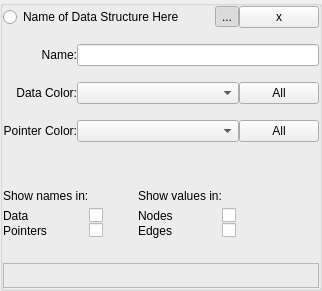
This is src/Interface/GraphPropertiesWidget.ui in KDE/rocs as Qt 5 draws it before an edit. The edited form follows.
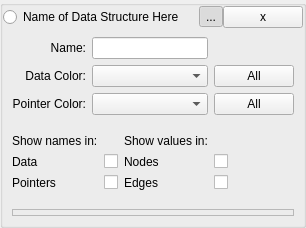
This is the edited form. Custom widgets are drawn as their Qt base class.

Commit message: some fixes in the behaviour of the Graph Layers

```diff
--- a/src/Interface/GraphPropertiesWidget.ui
+++ b/src/Interface/GraphPropertiesWidget.ui
@@ -6,8 +6,8 @@
    <rect>
     <x>0</x>
     <y>0</y>
-    <width>322</width>
-    <height>291</height>
+    <width>293</width>
+    <height>228</height>
    </rect>
   </property>
   <property name="sizePolicy">
@@ -22,17 +22,17 @@
     <height>10000</height>
    </size>
   </property>
-  <layout class="QVBoxLayout" name="verticalLayout">
-   <property name="spacing">
-    <number>0</number>
-   </property>
-   <property name="sizeConstraint">
-    <enum>QLayout::SetNoConstraint</enum>
+  <property name="title">
+   <string/>
+  </property>
+  <layout class="QGridLayout" name="gridLayout_2">
+   <property name="verticalSpacing">
+    <number>0</number>
    </property>
    <property name="margin">
     <number>0</number>
    </property>
-   <item>
+   <item row="0" column="0">
     <layout class="QHBoxLayout" name="horizontalLayout">
      <property name="spacing">
       <number>0</number>
@@ -81,7 +81,7 @@
      </item>
     </layout>
    </item>
-   <item>
+   <item row="1" column="0">
     <widget class="QWidget" name="_editWidget" native="true">
      <property name="maximumSize">
       <size>
@@ -90,12 +90,6 @@
       </size>
      </property>
      <layout class="QGridLayout" name="gridLayout">
-      <property name="margin">
-       <number>0</number>
-      </property>
-      <property name="spacing">
-       <number>0</number>
-      </property>
       <item row="0" column="0">
        <widget class="QLabel" name="label">
         <property name="text">
@@ -106,10 +100,10 @@
         </property>
        </widget>
       </item>
-      <item row="0" column="2" colspan="2">
+      <item row="0" column="1" colspan="3">
        <widget class="KLineEdit" name="_graphName"/>
       </item>
-      <item row="1" column="0" colspan="2">
+      <item row="1" column="0">
        <widget class="QLabel" name="label_2">
         <property name="text">
          <string>Data Color:</string>
@@ -119,7 +113,7 @@
         </property>
        </widget>
       </item>
-      <item row="1" column="2">
+      <item row="1" column="1" colspan="3">
        <widget class="KColorCombo" name="_graphNodeColor">
         <property name="sizePolicy">
          <sizepolicy hsizetype="Expanding" vsizetype="Fixed">
@@ -132,19 +126,6 @@
         </property>
        </widget>
       </item>
-      <item row="1" column="3">
-       <widget class="KPushButton" name="_graphDatumColorApplyNow">
-        <property name="toolTip">
-         <string>Apply the current color to all nodes</string>
-        </property>
-        <property name="whatsThis">
-         <string>Apply the current color to all nodes on the drawing area</string>
-        </property>
-        <property name="text">
-         <string>All</string>
-        </property>
-       </widget>
-      </item>
       <item row="2" column="0">
        <widget class="QLabel" name="label_3">
         <property name="text">
@@ -155,7 +136,7 @@
         </property>
        </widget>
       </item>
-      <item row="2" column="2">
+      <item row="2" column="1" colspan="3">
        <widget class="KColorCombo" name="_graphEdgeColor">
         <property name="sizePolicy">
          <sizepolicy hsizetype="Expanding" vsizetype="Fixed">
@@ -168,98 +149,83 @@
         </property>
        </widget>
       </item>
-      <item row="2" column="3">
-       <widget class="KPushButton" name="_graphPointerColorApplyNow">
-        <property name="toolTip">
-         <string>Apply the current color to all edges</string>
-        </property>
-        <property name="whatsThis">
-         <string>Apply the current color to all edges on the drawing area</string>
-        </property>
-        <property name="text">
-         <string>All</string>
-        </property>
-       </widget>
+      <item row="3" column="1" colspan="4">
+       <widget class="KSeparator" name="kseparator_2"/>
       </item>
-     </layout>
-    </widget>
-   </item>
-   <item>
-    <layout class="QGridLayout" name="gridLayout_2">
-     <item row="1" column="0">
+      <item row="4" column="0" colspan="2">
       <widget class="QLabel" name="label_10">
        <property name="text">
         <string>Show names in:</string>
        </property>
       </widget>
      </item>
-     <item row="2" column="0">
+      <item row="4" column="3">
+       <widget class="QLabel" name="label_12">
+        <property name="text">
+         <string>Show values in:</string>
+        </property>
+       </widget>
+      </item>
+      <item row="5" column="0">
       <widget class="QLabel" name="label_4">
        <property name="text">
         <string>Data</string>
        </property>
       </widget>
      </item>
-     <item row="3" column="0">
-      <widget class="QLabel" name="label_5">
+      <item row="5" column="2">
+       <widget class="QCheckBox" name="_showNodeNames">
        <property name="text">
-        <string>Pointers</string>
+         <string/>
        </property>
       </widget>
      </item>
-     <item row="2" column="2">
+      <item row="5" column="3">
       <widget class="QLabel" name="label_11">
        <property name="text">
         <string>Nodes</string>
        </property>
       </widget>
      </item>
-     <item row="1" column="2">
-      <widget class="QLabel" name="label_12">
-       <property name="text">
-        <string>Show values in:</string>
-       </property>
-      </widget>
-     </item>
-     <item row="3" column="2">
-      <widget class="QLabel" name="label_13">
-       <property name="text">
-        <string>Edges</string>
-       </property>
-      </widget>
-     </item>
-     <item row="0" column="0" colspan="5">
-      <widget class="KSeparator" name="kseparator_2"/>
-     </item>
-     <item row="2" column="1">
-      <widget class="QCheckBox" name="_showNodeNames">
-       <property name="text">
-        <string/>
-       </property>
-      </widget>
-     </item>
-     <item row="2" column="3">
+      <item row="5" column="4">
       <widget class="QCheckBox" name="_showNodeValues">
        <property name="text">
         <string/>
        </property>
       </widget>
      </item>
-     <item row="3" column="1">
+      <item row="6" column="0">
+       <widget class="QLabel" name="label_5">
+        <property name="text">
+         <string>Pointers</string>
+        </property>
+       </widget>
+      </item>
+      <item row="6" column="2">
       <widget class="QCheckBox" name="_showEdgeNames">
        <property name="text">
         <string/>
        </property>
       </widget>
      </item>
-     <item row="3" column="3">
+      <item row="6" column="3">
+       <widget class="QLabel" name="label_13">
+        <property name="text">
+         <string>Edges</string>
+        </property>
+       </widget>
+      </item>
+      <item row="6" column="4">
       <widget class="QCheckBox" name="_showEdgeValues">
        <property name="text">
         <string/>
        </property>
       </widget>
      </item>
-     <item row="5" column="0" colspan="5">
+      <item row="7" column="2">
+       <widget class="KSeparator" name="kseparator"/>
+      </item>
+      <item row="8" column="0" colspan="5">
       <widget class="QFrame" name="_extraProperties">
        <property name="frameShape">
         <enum>QFrame::StyledPanel</enum>
@@ -269,10 +235,34 @@
        </property>
       </widget>
      </item>
-     <item row="4" column="1">
-      <widget class="KSeparator" name="kseparator"/>
-     </item>
-    </layout>
+      <item row="1" column="4">
+       <widget class="KPushButton" name="_graphDatumColorApplyNow">
+        <property name="toolTip">
+         <string>Apply the current color to all nodes</string>
+        </property>
+        <property name="whatsThis">
+         <string>Apply the current color to all nodes on the drawing area</string>
+        </property>
+        <property name="text">
+         <string>All</string>
+        </property>
+       </widget>
+      </item>
+      <item row="2" column="4">
+       <widget class="KPushButton" name="_graphPointerColorApplyNow">
+        <property name="toolTip">
+         <string>Apply the current color to all edges</string>
+        </property>
+        <property name="whatsThis">
+         <string>Apply the current color to all edges on the drawing area</string>
+        </property>
+        <property name="text">
+         <string>All</string>
+        </property>
+       </widget>
+      </item>
+     </layout>
+    </widget>
    </item>
   </layout>
  </widget>
```
Lines whose indentation alone changed are shown as unchanged. The commit also changes 3 other files.
